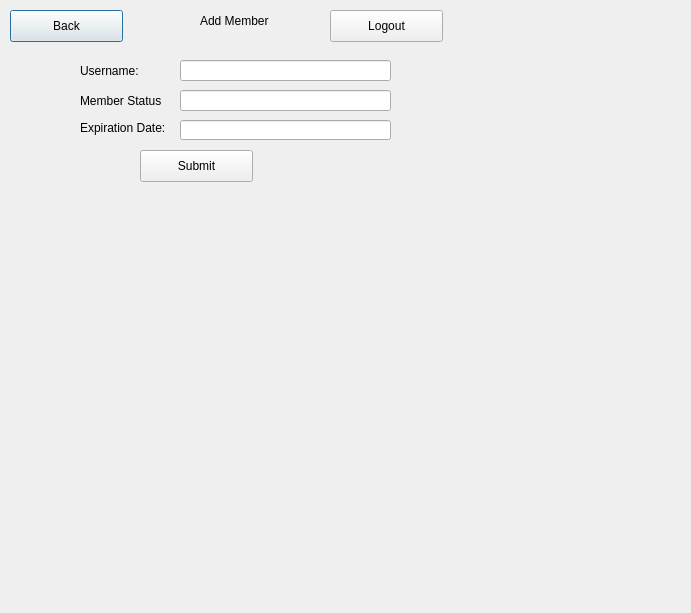
Qt form QtGui/addmember.ui (Tligtvoet/goat-bulk) before a commit.
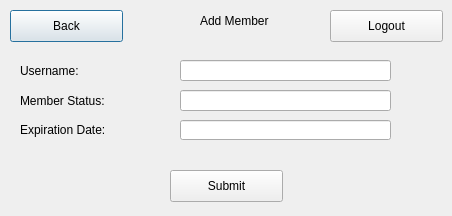
The same form after that commit.

```diff
--- a/QtGui/addmember.ui
+++ b/QtGui/addmember.ui
@@ -6,8 +6,8 @@
    <rect>
     <x>0</x>
     <y>0</y>
-    <width>691</width>
-    <height>613</height>
+    <width>452</width>
+    <height>216</height>
    </rect>
   </property>
   <property name="windowTitle">
@@ -55,9 +55,9 @@
   <widget class="QLabel" name="username">
    <property name="geometry">
     <rect>
-     <x>80</x>
+     <x>20</x>
      <y>60</y>
-     <width>81</width>
+     <width>141</width>
      <height>21</height>
     </rect>
    </property>
@@ -68,9 +68,9 @@
   <widget class="QLabel" name="password">
    <property name="geometry">
     <rect>
-     <x>80</x>
+     <x>20</x>
      <y>90</y>
-     <width>81</width>
+     <width>141</width>
      <height>21</height>
     </rect>
    </property>
@@ -81,10 +81,10 @@
   <widget class="QLabel" name="adminstatus">
    <property name="geometry">
     <rect>
-     <x>80</x>
+     <x>20</x>
      <y>120</y>
-     <width>131</width>
-     <height>16</height>
+     <width>191</width>
+     <height>20</height>
     </rect>
    </property>
    <property name="text">
@@ -114,8 +114,8 @@
   <widget class="QPushButton" name="button_submit">
    <property name="geometry">
     <rect>
-     <x>140</x>
-     <y>150</y>
+     <x>170</x>
+     <y>170</y>
      <width>113</width>
      <height>32</height>
     </rect>
```
